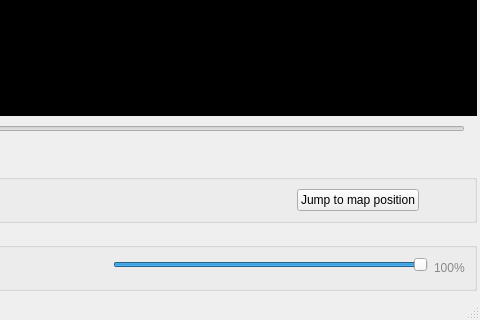
Old version of the form code/ui/ui_FmvPlayer.ui in the repository gbd-consult/QGISFMV; both pictures show x 631 to 1111 and y 682 to 1002 of the 1111 by 1002 pixel window.
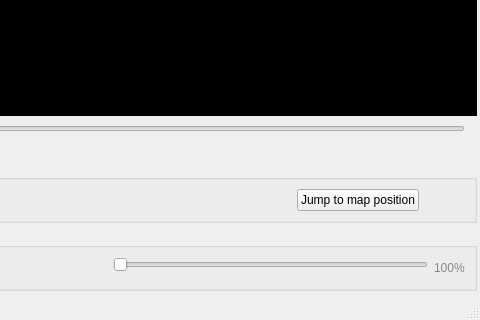
New version of the form. Icons and pictures are not drawn. Custom widgets are drawn as their Qt base class.

The edit to the form file:
```diff
--- a/code/ui/ui_FmvPlayer.ui
+++ b/code/ui/ui_FmvPlayer.ui
@@ -458,7 +458,7 @@
             <number>100</number>
            </property>
            <property name="value">
-            <number>100</number>
+            <number>0</number>
            </property>
            <property name="orientation">
             <enum>Qt::Horizontal</enum>
```
